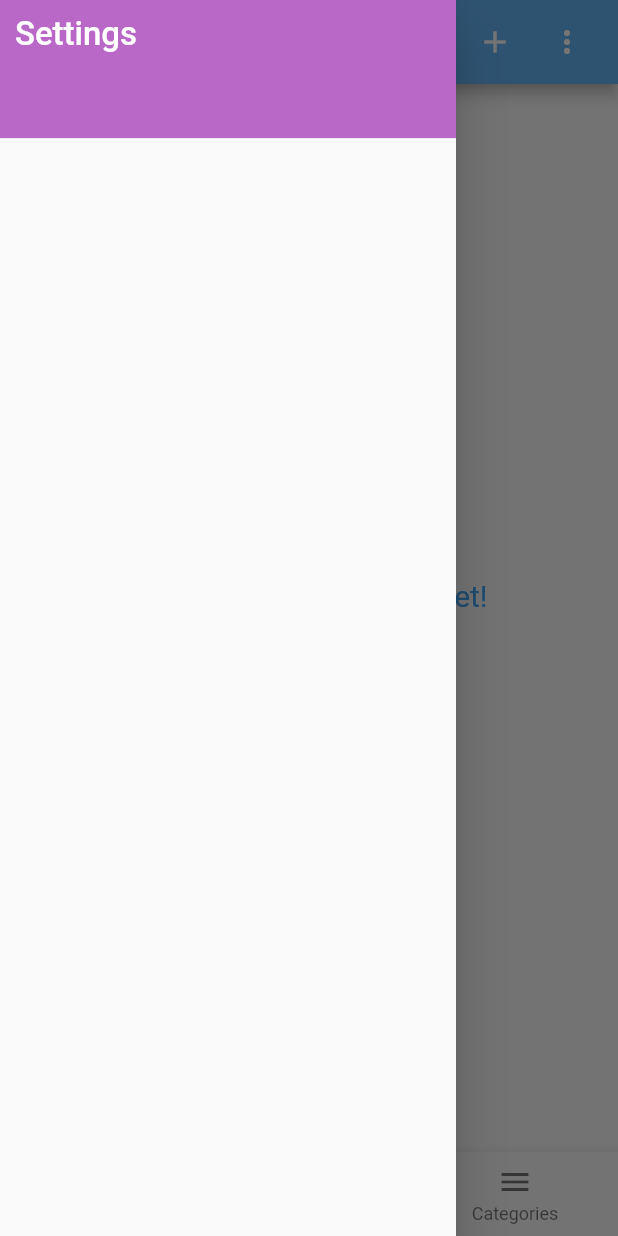
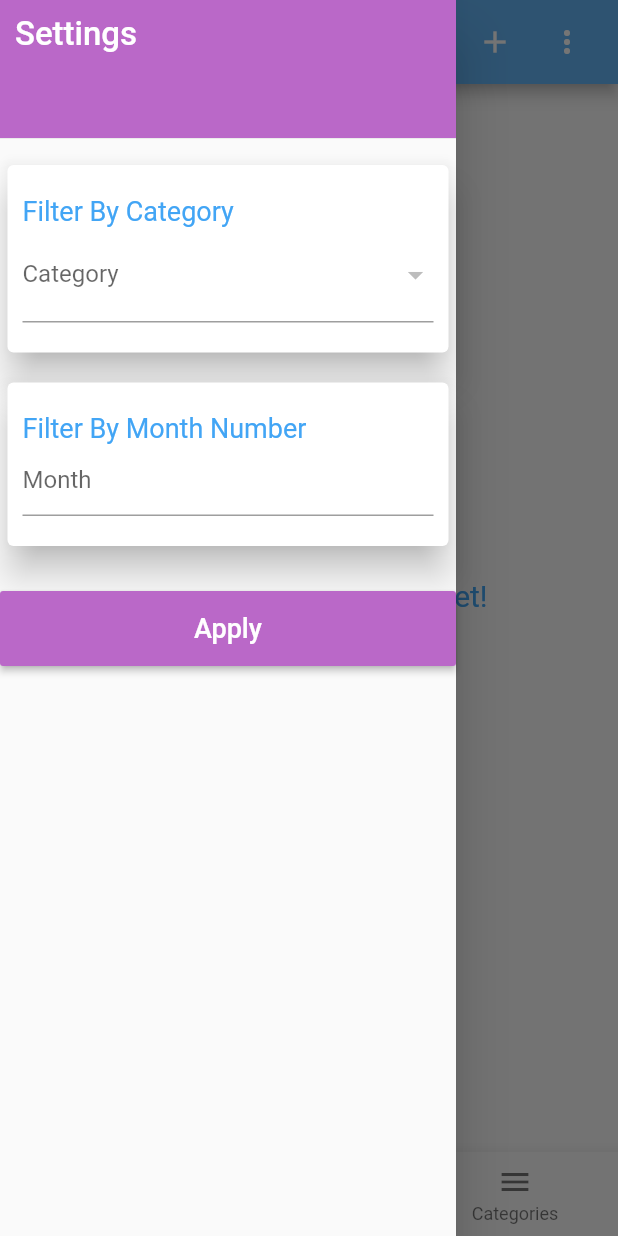
Before and after one commit to Wahba1414/Expenses, a Flutter app: the screen it shows after launch, with the side drawer open, on a phone screen of 412 x 824 dp. Run offline on Flutter 3.47's test engine with Material 2 defaults, Android fonts, the phone set to English and light mode, and no system bars; our stand-ins replace flutter_money_formatter, sqflite; accounts and stored records are empty.

Commit message:
Add Month and category filters to drawer

```diff
--- a/lib/drawer.dart
+++ b/lib/drawer.dart
@@ -1,5 +1,8 @@
+import 'package:expenses/models/category.dart';
 import 'package:flutter/material.dart';
+import 'package:provider/provider.dart';
 
+import './providers/catgeory_provider.dart';
 
 class CustomDrawer extends StatefulWidget {
   @override
@@ -7,9 +10,24 @@ class CustomDrawer extends StatefulWidget {
 }
 
 class _DrawerState extends State<CustomDrawer> {
+  // Inputs controller.
+  // Form Key.
+  final _formKey = GlobalKey<FormState>();
+  final months = List<int>.generate(12, (int index) {
+    return index + 1;
+  });
+
+  String selectedCategory;
+  String selectedMonth;
+
   @override
   Widget build(BuildContext context) {
+    return Consumer<AppCategoryProvider>(
+        builder: (context, appCategoryProvider, child) {
+      var allCategories = appCategoryProvider.appCategories;
       return Container(
+        child: Form(
+          key: _formKey,
           child: ListView(
             // Important: Remove any padding from the ListView.
             padding: EdgeInsets.zero,
@@ -30,23 +48,99 @@ class _DrawerState extends State<CustomDrawer> {
                   ),
                 ),
               ),
-          // ListTile(
-          //   title: Text(
-          //     'Categories',
-          //     style: TextStyle(
-          //       color: Theme.of(context).primaryColorDark,
-          //       fontSize: 18,
-          //     ),
-          //   ),
-          //   onTap: () {
-          //     print('Here');
-          //     // Update the state of the app.
-          //     Navigator.of(context).pop();
-          //     Navigator.pushNamed(context, CategoryList.routeUrl);
-          //   },
-          // ),
+              Card(
+                elevation: 10,
+                margin: EdgeInsets.symmetric(
+                  horizontal: 5,
+                  vertical: 10,
+                ),
+                child: Container(
+                  padding: EdgeInsets.symmetric(vertical: 20, horizontal: 10),
+                  child: Column(
+                    crossAxisAlignment: CrossAxisAlignment.start,
+                    children: <Widget>[
+                      Text('Filter By Category'),
+                      DropdownButtonFormField(
+                        onSaved: (value) {},
+                        onChanged: (_newValue) {
+                          setState(() {
+                            selectedCategory = _newValue;
+                          });
+                        },
+                        decoration: InputDecoration(
+                          labelText: (selectedCategory == null)
+                              ? 'Category'
+                              : selectedCategory,
+                        ),
+                        items: (allCategories).map((AppCategoryModel item) {
+                          return DropdownMenuItem<String>(
+                            value: item.title,
+                            child: Text(item.title),
+                          );
+                        }).toList(),
+                      ),
                     ],
                   ),
+                ),
+              ),
+              Card(
+                margin: EdgeInsets.symmetric(
+                  horizontal: 5,
+                  vertical: 10,
+                ),
+                elevation: 10,
+                child: Container(
+                  padding: EdgeInsets.symmetric(vertical: 20, horizontal: 10),
+                  child: Column(
+                    crossAxisAlignment: CrossAxisAlignment.start,
+                    children: <Widget>[
+                      Text('Filter By Month Number'),
+                      TextFormField(
+                        keyboardType: TextInputType.number,
+                        validator: (value) {
+                          var parsedValue = int.parse(value);
+                          if (parsedValue < 1 || parsedValue > 12) {
+                            return 'Month Number is not valid!';
+                          }
+                          return null;
+                        },
+                        onSaved: (value) {},
+                        onChanged: (_newValue) {
+                          setState(() {
+                            selectedMonth = _newValue;
+                          });
+                        },
+                        decoration: InputDecoration(
+                          hintText: (selectedMonth == null)
+                              ? 'Month'
+                              : selectedMonth.toString(),
+                        ),
+                      ),
+                    ],
+                  ),
+                ),
+              ),
+              SizedBox(
+                height: 20,
+              ),
+              Container(
+                height: 50,
+                child: RaisedButton(
+                  color: Theme.of(context).backgroundColor,
+                  child: Text(
+                    'Apply',
+                    style: TextStyle(
+                      color: Theme.of(context).primaryColorLight,
+                      fontSize: 18,
+                    ),
+                  ),
+                  onPressed: () {},
+                ),
+              )
+            ],
+          ),
+        ),
       );
+    });
   }
 }
--- a/lib/providers/catgeory_provider.dart
+++ b/lib/providers/catgeory_provider.dart
@@ -16,7 +16,7 @@ class AppCategoryProvider with ChangeNotifier {
     // {'name': 'indigo100', 'value': Colors.indigo[100]},
     {'name': 'indigo200', 'value': Colors.indigo[200]},
     {'name': 'indigo300', 'value': Colors.indigo[300]},
-    {'name': 'indigo400', 'value': Colors.indigo[400]},
+    // {'name': 'indigo400', 'value': Colors.indigo[400]},
     // {'name': 'blue100', 'value': Colors.blue[100]},
     // {'name': 'blue200', 'value': Colors.blue[200]},
     {'name': 'blue300', 'value': Colors.blue[300]},
@@ -26,15 +26,15 @@ class AppCategoryProvider with ChangeNotifier {
     {'name': 'lightBlue300', 'value': Colors.lightBlue[300]},
     {'name': 'lightBlue400', 'value': Colors.lightBlue[400]},
     {'name': 'lightBlue600', 'value': Colors.lightBlue[600]},
-    {'name': 'lightBlue700', 'value': Colors.lightBlue[700]},
-    {'name': 'lightBlue800', 'value': Colors.lightBlue[800]},
+    // {'name': 'lightBlue700', 'value': Colors.lightBlue[700]},
+    // {'name': 'lightBlue800', 'value': Colors.lightBlue[800]},
     // {'name': 'purple100', 'value': Colors.purple[100]},
     {'name': 'purple200', 'value': Colors.purple[200]},
     {'name': 'purple300', 'value': Colors.purple[300]},
     {'name': 'purple400', 'value': Colors.purple[400]},
-    {'name': 'purple600', 'value': Colors.purple[600]},
-    {'name': 'purple700', 'value': Colors.purple[700]},
-    {'name': 'purple800', 'value': Colors.purple[800]}
+    // {'name': 'purple600', 'value': Colors.purple[600]},
+    // {'name': 'purple700', 'value': Colors.purple[700]},
+    // {'name': 'purple800', 'value': Colors.purple[800]}
   ];
 
   Color getColorCode(String colorName) {
@@ -96,7 +96,7 @@ class AppCategoryProvider with ChangeNotifier {
 
     // Pick up a random color.
     int seed = Random().nextInt(4294967296);
-    newItem.color = colors[Random(seed).nextInt(17)]['name'];
+    newItem.color = colors[Random(seed).nextInt(11)]['name'];
 
     //  Optimistic update.
     _categories.add(newItem);
```
Lines whose indentation alone changed are shown as unchanged.
